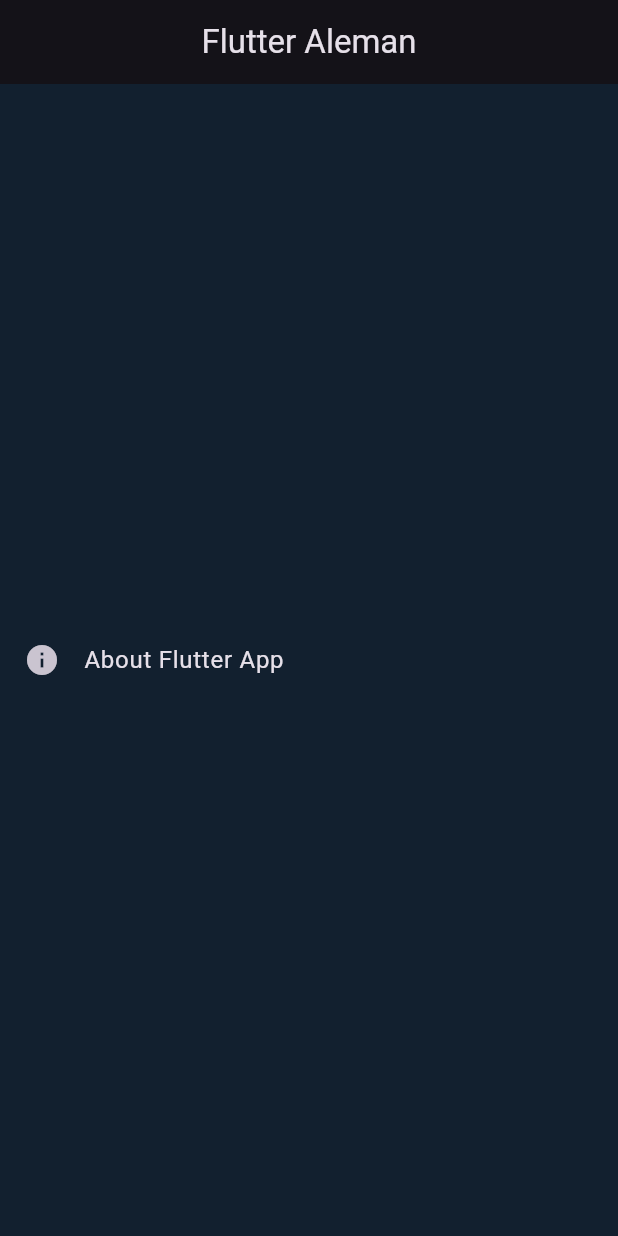
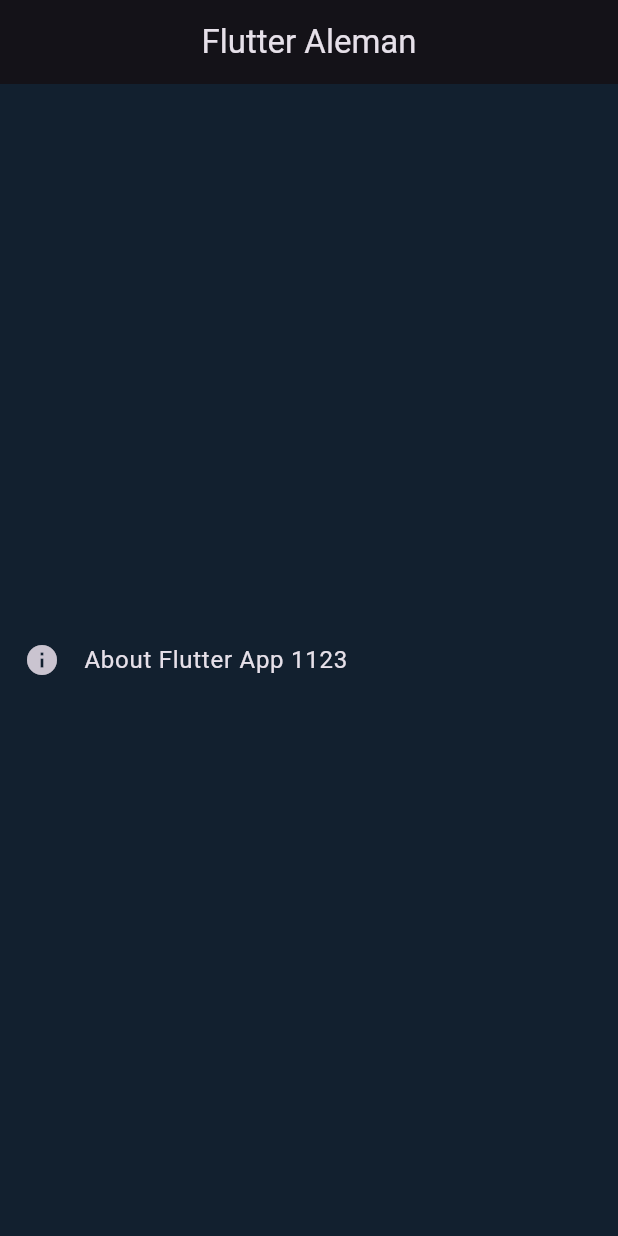
Before and after one commit to VictorAlemanHidalgo/CursoFlutter1123, a Flutter app: the screen it shows after launch, on a phone screen of 412 x 824 dp. Run offline on Flutter 3.47's test engine with Material 3 defaults, Android fonts, the phone set to English and light mode, and no system bars.

```diff
--- a/lib/mi_widgets/titulo_de_lista.dart
+++ b/lib/mi_widgets/titulo_de_lista.dart
@@ -11,7 +11,7 @@ class TituloDeLista extends StatelessWidget {
         icon: Icon(Icons.info),
         applicationIcon: FlutterLogo(),
         applicationLegalese: 'Legal',
-        applicationName: 'Flutter App',
+        applicationName: 'Flutter App 1123',
         applicationVersion: 'version 1.0.0',
         aboutBoxChildren: [
           Text('Este texto es creado por Lista'),
```
Also changed, not shown: z_recursos/list_titles.JPG (added), z_recursos/list_titles.jpg (deleted).
